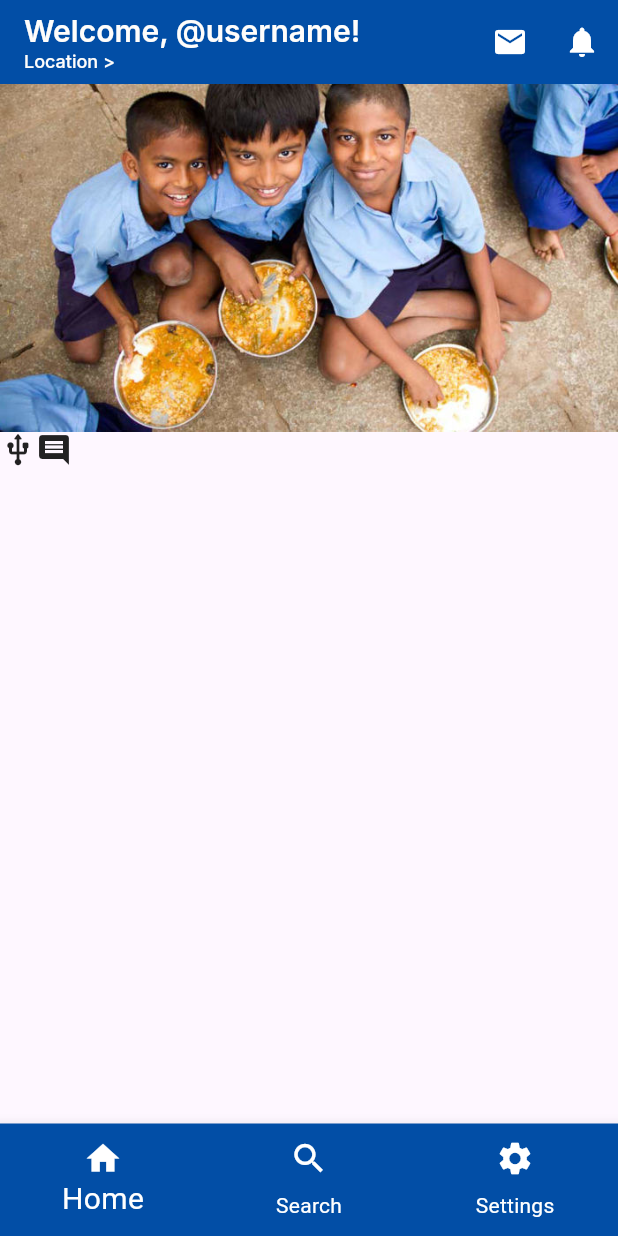
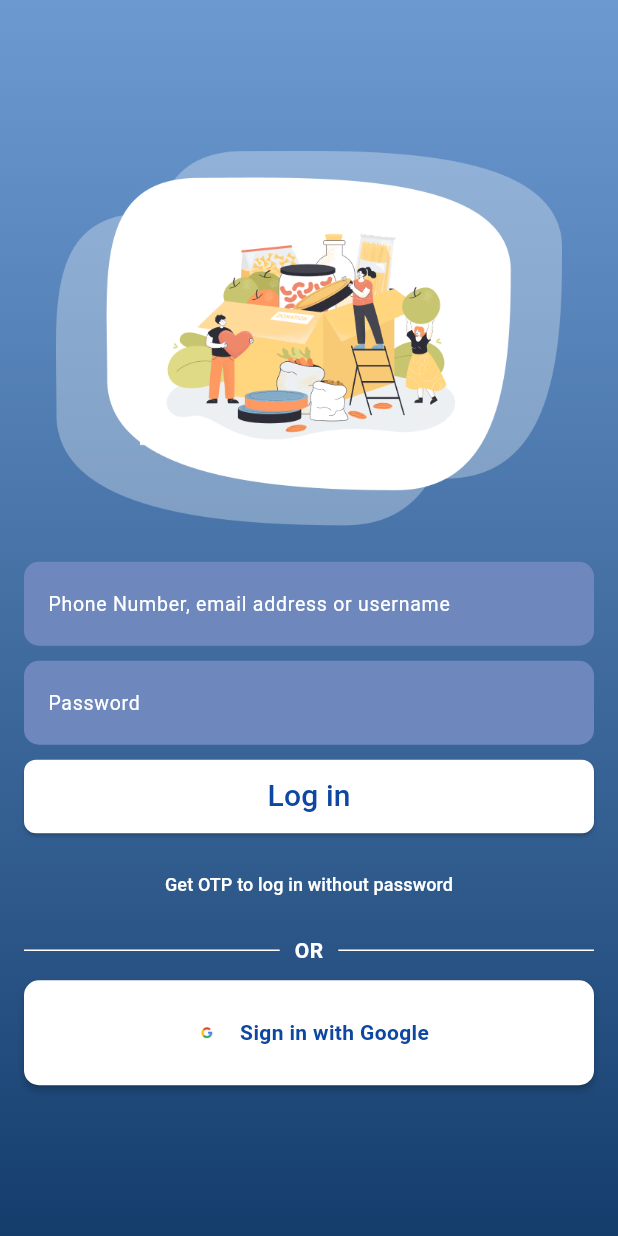
Before and after one commit to GDSC-IITK/solutions-challenge-2024-iitk, a Flutter app: the screen it shows after launch, on a phone screen of 412 x 824 dp. Run offline on Flutter 3.47's test engine with Material 3 defaults, Android fonts, the phone set to English and light mode, and no system bars; our stand-ins replace google_fonts.

Commit message:
Sanskaar's Files

```diff
--- a/gdsc/lib/main.dart
+++ b/gdsc/lib/main.dart
@@ -1,5 +1,6 @@
 import 'package:flutter/material.dart';
 import 'package:gdsc/screens/home/home_page.dart';
+import 'package:gdsc/screens/login_page.dart';
 import 'package:gdsc/screens/signup_page.dart';
 import 'package:gdsc/screens/welcome_page.dart';
 
@@ -22,7 +23,7 @@ class _MyAppState extends State<MyApp> {
     return MaterialApp(
       title: 'Flutter Demo',
       debugShowCheckedModeBanner: false,
-      home: _isSignedIn ? const HomePage() : const HomePage(),
+      home: _isSignedIn ? const LoginPage() : const LoginPage(),
     );
   }
 }
--- /dev/null
+++ b/gdsc/lib/screens/login_page.dart
@@ -0,0 +1,199 @@
+import 'package:flutter/material.dart';
+import 'package:gdsc/screens/OTP_page.dart';
+import 'package:gdsc/screens/phone_login_page.dart';
+import 'package:gdsc/screens/signup_page.dart';
+import 'package:gdsc/widgets/nextscreen.dart';
+import 'package:google_fonts/google_fonts.dart';
+
+class LoginPage extends StatefulWidget {
+  const LoginPage({super.key});
+
+  @override
+  State<LoginPage> createState() => _LoginPageState();
+}
+
+class _LoginPageState extends State<LoginPage> {
+  @override
+  Widget build(BuildContext context) {
+    return Scaffold(
+      // appBar: AppBar(),
+      body: Container(
+        decoration: BoxDecoration(
+          gradient: LinearGradient(
+            begin: Alignment.topCenter,
+            end: Alignment.bottomCenter,
+            colors: [
+              Color.fromRGBO(78, 134, 199, 0.83),
+              Color.fromRGBO(20, 61, 108, 1),
+            ],
+          ),
+        ),
+        child: Center(
+          child: Padding(
+            padding: EdgeInsets.all(16.0),
+            child: Center(
+              child: Container(
+                child: Column(
+                  mainAxisAlignment: MainAxisAlignment.center,
+                  crossAxisAlignment: CrossAxisAlignment.stretch,
+                  children: [
+                    Image.asset(
+                      'assets/images/img.png',
+                      height: 250,
+                      width: 100,
+                    ),
+                    SizedBox(height: 24.0),
+                    TextFormField(
+                      style: TextStyle(color: Colors.white),
+                      decoration: InputDecoration(
+                        labelText: 'Phone Number, email address or username',
+                        floatingLabelBehavior: FloatingLabelBehavior.never,
+                        labelStyle:
+                            TextStyle(color: Colors.white, fontSize: 13),
+                        filled: true,
+                        fillColor: Color.fromARGB(255, 110, 136, 189),
+                        border: OutlineInputBorder(
+                          borderRadius: BorderRadius.circular(10.0),
+                          borderSide: BorderSide.none,
+                        ),
+                        focusedBorder: OutlineInputBorder(
+                          borderRadius: BorderRadius.circular(10.0),
+                          borderSide: BorderSide(
+                            color: Colors.blue,
+                          ),
+                        ),
+                      ),
+                    ),
+                    SizedBox(height: 10),
+                    TextFormField(
+                      style: TextStyle(color: Colors.white),
+                      decoration: InputDecoration(
+                        labelText: 'Password',
+                        floatingLabelBehavior: FloatingLabelBehavior.never,
+                        labelStyle:
+                            TextStyle(color: Colors.white, fontSize: 13),
+                        filled: true,
+                        fillColor: Color.fromARGB(255, 110, 136, 189),
+                        border: OutlineInputBorder(
+                          borderRadius: BorderRadius.circular(10.0),
+                          borderSide: BorderSide.none,
+                        ),
+                        focusedBorder: OutlineInputBorder(
+                          borderRadius: BorderRadius.circular(10.0),
+                          borderSide: BorderSide(
+                            color: Colors.blue,
+                          ),
+                        ),
+                      ),
+                    ),
+                    SizedBox(height: 10),
+                    ElevatedButton(
+                      onPressed: () {
+                        Navigator.push(
+                          context,
+                          MaterialPageRoute(builder: (context) => OTPPage()),
+                        );
+                      },
+                      style: ElevatedButton.styleFrom(
+                        shape: RoundedRectangleBorder(
+                          borderRadius: BorderRadius.circular(8.0),
+                        ),
+                        backgroundColor: Colors.white,
+                      ),
+                      child: Padding(
+                        padding: EdgeInsets.symmetric(
+                          vertical: 10,
+                          horizontal: 20,
+                        ),
+                        child: Text(
+                          'Log in',
+                          style: TextStyle(
+                            fontSize: 20,
+                            color: Colors.blue[900],
+                          ),
+                        ),
+                      ),
+                    ),
+                    SizedBox(height: 10),
+                    TextButton(
+                      onPressed: () {
+                        Navigator.push(
+                          context,
+                          MaterialPageRoute(
+                              builder: (context) => PhoneLoginPage()),
+                        );
+                      },
+                      child: Text(
+                        'Get OTP to log in without password',
+                        style: TextStyle(
+                          color: Colors.white,
+                          fontSize: 12,
+                        ),
+                      ),
+                    ),
+                    SizedBox(height: 10),
+                    Row(
+                      children: <Widget>[
+                        Expanded(
+                          child: Container(
+                            margin: EdgeInsets.only(right: 10.0),
+                            height: 1.0,
+                            color: Colors.white,
+                          ),
+                        ),
+                        Text(
+                          'OR',
+                          style: TextStyle(
+                            color: Colors.white,
+                            fontWeight: FontWeight.bold,
+                          ),
+                        ),
+                        Expanded(
+                          child: Container(
+                            margin: EdgeInsets.only(left: 10.0),
+                            height: 1.0,
+                            color: Colors.white,
+                          ),
+                        ),
+                      ],
+                    ),
+                    SizedBox(height: 10),
+                    RawMaterialButton(
+                      onPressed: () {
+                        // TODO:
+                      },
+                      elevation: 2.0,
+                      fillColor: Colors.white,
+                      padding: EdgeInsets.all(15.0),
+                      shape: RoundedRectangleBorder(
+                        borderRadius: BorderRadius.circular(10.0),
+                      ),
+                      child: Row(
+                        mainAxisAlignment: MainAxisAlignment.center,
+                        children: [
+                          Image.asset(
+                            'assets/images/logo.jpg',
+                            height: 40.0,
+                            width: 24.0,
+                          ),
+                          SizedBox(width: 10),
+                          Text(
+                            'Sign in with Google',
+                            style: TextStyle(
+                              color: Colors.blue[900],
+                              fontWeight: FontWeight.bold,
+                            ),
+                          ),
+                        ],
+                      ),
+                    )
+                  ],
+                ),
+              ),
+            ),
+          ),
+        ),
+      ),
+    );
+  }
+}
```
Also changed, not shown: gdsc/lib/screens/OTP_page.dart (added, +62 -0 lines), gdsc/lib/screens/phone_login_page.dart (added, +145 -0 lines), gdsc/assets/images/img.png (added), gdsc/assets/images/logo.jpg (added).
